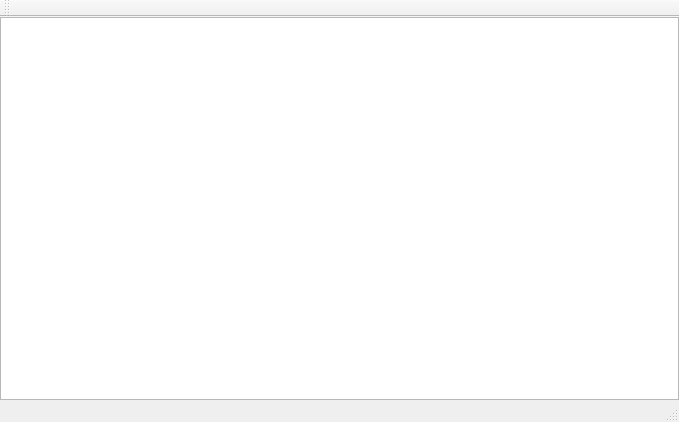
Above: forms/mainwindow.ui from Lezh1k/QCurler before the change. Below: the same form after it.
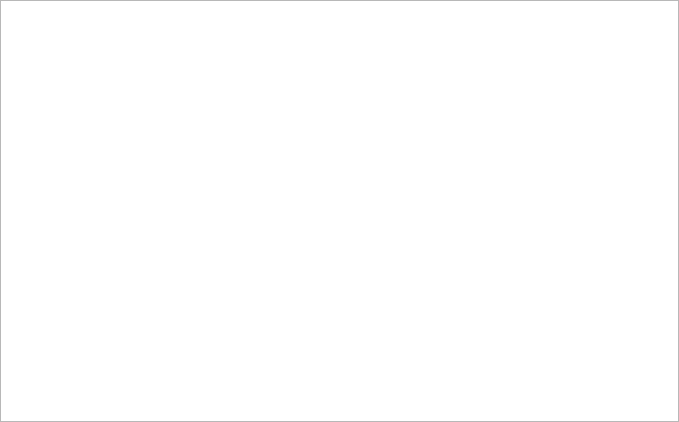
That is the form after the change.

```diff
--- a/forms/mainwindow.ui
+++ b/forms/mainwindow.ui
@@ -42,29 +42,6 @@
     </item>
    </layout>
   </widget>
-  <widget class="QMenuBar" name="menuBar">
-   <property name="geometry">
-    <rect>
-     <x>0</x>
-     <y>0</y>
-     <width>679</width>
-     <height>22</height>
-    </rect>
-   </property>
-  </widget>
-  <widget class="QToolBar" name="mainToolBar">
-   <attribute name="toolBarArea">
-    <enum>TopToolBarArea</enum>
-   </attribute>
-   <attribute name="toolBarBreak">
-    <bool>false</bool>
-   </attribute>
-  </widget>
-  <widget class="QStatusBar" name="statusBar">
-   <property name="enabled">
-    <bool>true</bool>
-   </property>
-  </widget>
  </widget>
  <layoutdefault spacing="6" margin="11"/>
  <resources/>
```
